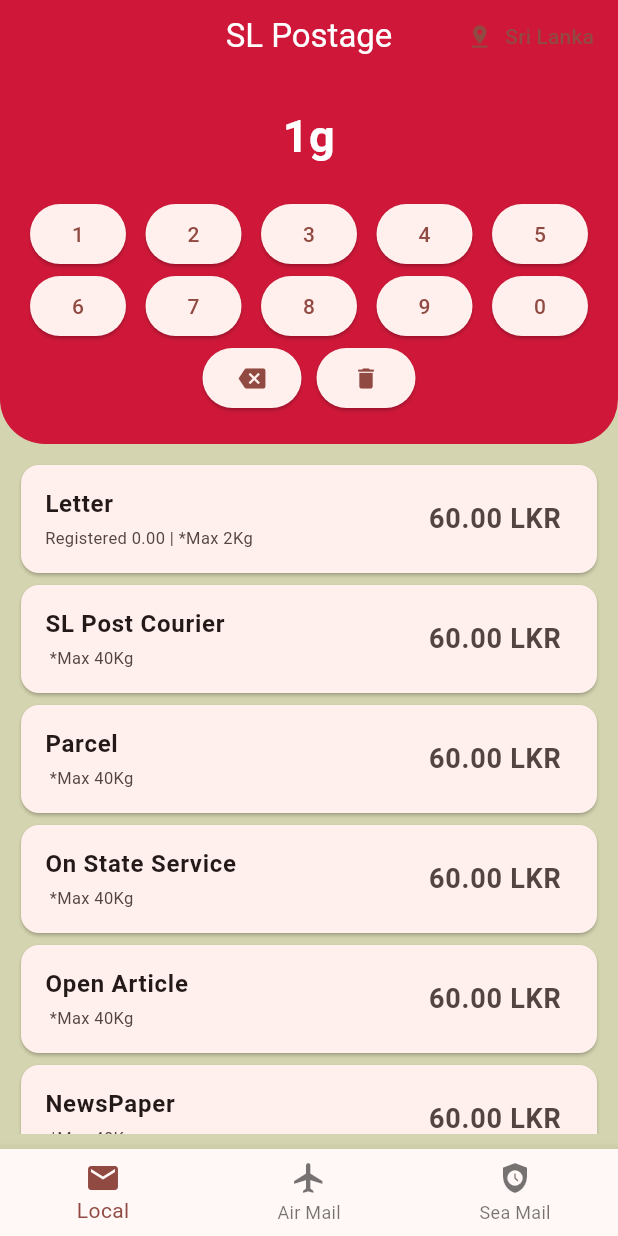
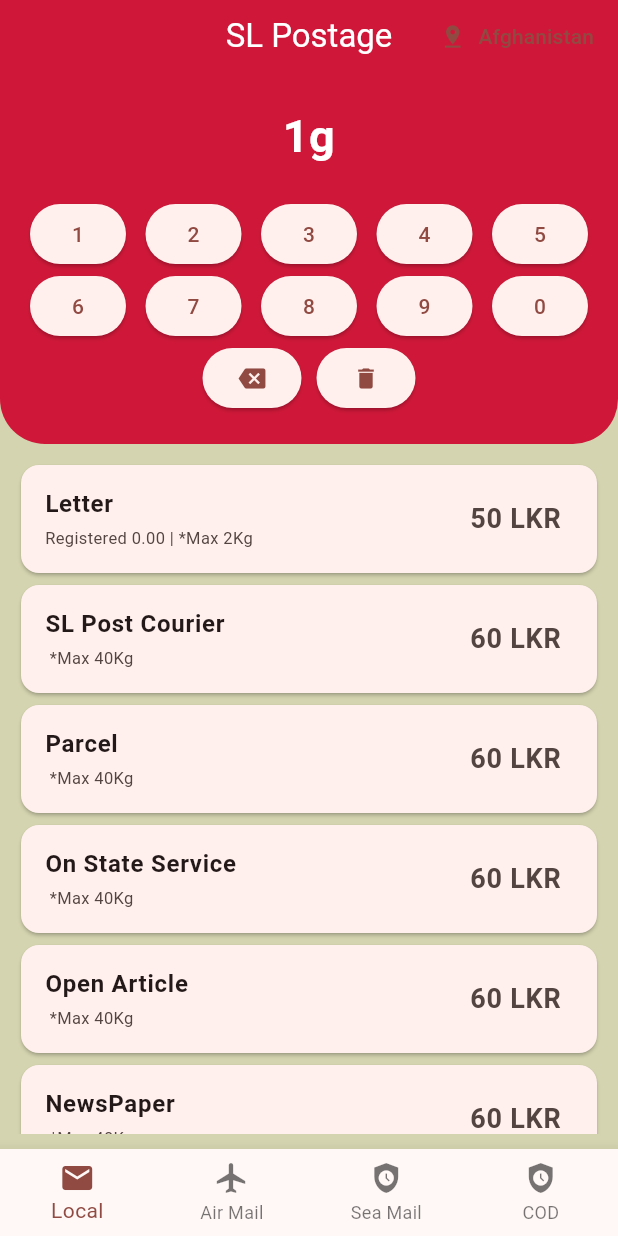
Before and after one commit to mzrikaz/sl-post-calculator, a Flutter app: the screen it shows after launch, after a tap on an icon or button, on a phone screen of 412 x 824 dp. Run offline on Flutter 3.47's test engine with Material 2 defaults, Android fonts, the phone set to English and light mode, and no system bars.

Commit message:
Local rate update

```diff
--- a/lib/data/countries.dart
+++ b/lib/data/countries.dart
@@ -1189,12 +1189,6 @@
   },
   {
     "properties": {
-      "name": "Sri Lanka",
-      "zone": 8,
-    },
-  },
-  {
-    "properties": {
       "name": "St. Christopher (St. Kitts) & Nevis",
       "zone": 7,
     },
--- /dev/null
+++ b/lib/data/local_rates.dart
@@ -0,0 +1,30 @@
+int getLocalRate(int weight) {
+  Map<String, dynamic> localRates = {
+    "name": "Letter",
+    "registered": 60,
+    "max": 2000,
+    "base_weight": 20,
+    "base_rate": 50,
+  };
+  int price = 0;
+
+  if (weight <= 20 && weight > 0) {
+    price = localRates["base_rate"];
+  } else if (weight > localRates["base_weight"] && weight <= 100) {
+    price = localRates["base_rate"];
+    int additionalWeight = int.parse("${weight - localRates["base_weight"]}");
+    price += (additionalWeight / 10).ceil() * 10;
+  } else if (weight > 100 && weight <= 1000) {
+    price += 130; // Add base rate for this price range to 130
+    int additionalWeight = int.parse("${weight - 100}");
+    // Here 50 is how much difference of grams between every price
+    // 20 means how much rupee per 50 gram
+    price += (additionalWeight / 50).ceil() * 20;
+  } else if (weight > 1000 && weight <= 2000) {
+    price += 490; // Add base rate for this price range to 520
+    int additionalWeight = int.parse("${weight - 1000}");
+    price += (additionalWeight / 250).ceil() * 30;
+  }
+
+  return price;
+}
--- a/lib/data/zones.dart
+++ b/lib/data/zones.dart
@@ -12,7 +12,7 @@
       "printed": [105, 35, 20, 10, 2000],
       "post_card": [70, 0, 0, 0, 0],
       "aerogrammes": [70, 0, 0, 0, 0],
-      "u_packets": [240, 170, 50, 2000],
+      "u_packets": [240, 170, 50, 50, 2000],
     },
   },
   {
@@ -22,7 +22,7 @@
       "printed": [115, 40, 20, 10, 2000],
       "post_card": [70, 0, 0, 0, 0],
       "aerogrammes": [70, 0, 0, 0, 0],
-      "u_packets": [260, 195, 50, 2000],
+      "u_packets": [260, 195, 50, 50, 2000],
     },
   },
   {
@@ -32,7 +32,7 @@
       "printed": [120, 40, 20, 10, 2000],
       "post_card": [70, 0, 0, 0, 0],
       "aerogrammes": [70, 0, 0, 0, 0],
-      "u_packets": [280, 215, 50, 2000],
+      "u_packets": [280, 215, 50, 50, 2000],
     },
   },
   {
@@ -42,7 +42,7 @@
       "printed": [130, 45, 20, 10, 2000],
       "post_card": [70, 0, 0, 0, 0],
       "aerogrammes": [70, 0, 0, 0, 0],
-      "u_packets": [300, 240, 50, 2000],
+      "u_packets": [300, 240, 50, 50, 2000],
     },
   },
   {
@@ -52,7 +52,7 @@
       "printed": [140, 50, 20, 10, 2000],
       "post_card": [70, 0, 0, 0, 0],
       "aerogrammes": [70, 0, 0, 0, 0],
-      "u_packets": [330, 260, 50, 2000],
+      "u_packets": [330, 260, 50, 50, 2000],
     },
   },
   {
@@ -62,7 +62,7 @@
       "printed": [150, 55, 20, 10, 2000],
       "post_card": [70, 0, 0, 0, 0],
       "aerogrammes": [70, 0, 0, 0, 0],
-      "u_packets": [350, 285, 50, 2000],
+      "u_packets": [350, 285, 50, 50, 2000],
     },
   },
   {
@@ -72,7 +72,7 @@
       "printed": [160, 60, 20, 10, 2000],
       "post_card": [70, 0, 0, 0, 0],
       "aerogrammes": [70, 0, 0, 0, 0],
-      "u_packets": [380, 310, 50, 2000],
+      "u_packets": [380, 310, 50, 50, 2000],
     },
   },
   {
@@ -82,7 +82,7 @@
       "printed": [205, 85, 20, 10, 2000],
       "post_card": [70, 0, 0, 0, 0],
       "aerogrammes": [70, 0, 0, 0, 0],
-      "u_packets": [480, 420, 50, 2000],
+      "u_packets": [480, 420, 50, 50, 2000],
     },
   },
   {
@@ -92,7 +92,7 @@
       "printed": [205, 85, 20, 10, 2000],
       "post_card": [70, 0, 0, 0, 0],
       "aerogrammes": [70, 0, 0, 0, 0],
-      "u_packets": [480, 420, 50, 2000],
+      "u_packets": [480, 420, 50, 50, 2000],
     },
   },
 ];
--- a/lib/main.dart
+++ b/lib/main.dart
@@ -1,7 +1,6 @@
 import 'package:flutter/material.dart';
 import 'package:flutter/services.dart';
 import 'package:provider/provider.dart';
-import 'package:sl_post_air_mail_calculator/providers/rate_provider.dart';
 
 import 'screens/home_page.dart';
 import 'providers/country_provider.dart';
@@ -23,10 +22,6 @@
           create: (context) => CountryProvider()..loadCountries(),
           lazy: true,
         ),
-        ChangeNotifierProvider(
-          create: (context) => RateProvider(),
-          lazy: true,
-        ),
       ],
       child: MaterialApp(
         theme: ThemeData(
--- a/lib/providers/country_provider.dart
+++ b/lib/providers/country_provider.dart
@@ -1,4 +1,6 @@
 import 'package:flutter/foundation.dart';
+import 'package:sl_post_air_mail_calculator/data/local_rates.dart';
+import 'package:sl_post_air_mail_calculator/data/zones.dart';
 
 import '../data/countries.dart';
 import '../models/country.dart';
@@ -6,6 +8,17 @@
 class CountryProvider extends ChangeNotifier {
   late int _selected;
   final List<Country> _countries = [];
+  int _weight = 0;
+
+  Map<String, dynamic> _localMail = {
+    "letter": 0,
+  };
+
+  Map<String, dynamic> _airMail = {
+    "letter": 0,
+    "u_packets": 0,
+    "printed": 0,
+  };
 
   int get selectedCountry {
     return _selected;
@@ -15,9 +28,17 @@
     return [..._countries];
   }
 
+  Map<String, dynamic> get localMail {
+    return _localMail;
+  }
+
+  Map<String, dynamic> get airMail {
+    return _airMail;
+  }
+
   void changeSelection(String name) {
     _selected = _countries.indexWhere((element) => element.name == name);
-    notifyListeners();
+    calculate(_weight);
   }
 
   void loadCountries() {
@@ -26,16 +47,67 @@
       _countries.add(Country.fromJson(element));
     });
 
-    _selected = _countries.indexWhere(
-      (element) => element.name == "Sri Lanka",
-    );
+    _selected = 0;
     notifyListeners();
   }
 
   List<Country> searchCountry(String keyword) {
+    calculate(98);
     return _countries
         .where((element) =>
             element.name.toLowerCase().startsWith(keyword.toLowerCase()))
         .toList();
   }
+
+  void calculate(int weight) {
+    _weight = weight;
+    final zone = zones[_countries[_selected].zone];
+    print("jo");
+
+    _localMail = {
+      "letter": getLocalRate(weight),
+    };
+
+    _airMail = {
+      "letter": getRate(
+        weight,
+        zone["airmail_rates"]["letters"][0],
+        zone["airmail_rates"]["letters"][1],
+        zone["airmail_rates"]["letters"][2],
+        zone["airmail_rates"]["letters"][3],
+        zone["airmail_rates"]["letters"][4],
+      ),
+      "u_packets": getRate(
+        weight,
+        zone["airmail_rates"]["u_packets"][0],
+        zone["airmail_rates"]["u_packets"][1],
+        zone["airmail_rates"]["u_packets"][2],
+        zone["airmail_rates"]["u_packets"][3],
+        zone["airmail_rates"]["u_packets"][4],
+      ),
+      "printed": getRate(
+        weight,
+        zone["airmail_rates"]["printed"][0],
+        zone["airmail_rates"]["printed"][1],
+        zone["airmail_rates"]["printed"][2],
+        zone["airmail_rates"]["printed"][3],
+        zone["airmail_rates"]["printed"][4],
+      ),
+    };
+
+    notifyListeners();
+  }
+
+  int getRate(int weight, int basePrice, int additionaPrice, int baseWeight,
+      int additionalWeight, int max) {
+    if (weight <= 0 || weight > max) {
+      return 0;
+    } else if (weight <= baseWeight) {
+      return basePrice;
+    } else {
+      int newWeight = weight - baseWeight;
+      int newWeightTime = (newWeight / additionalWeight).ceil();
+      return basePrice + (newWeightTime * additionaPrice);
+    }
+  }
 }
--- a/lib/providers/rate_provider.dart
+++ /dev/null
@@ -1,3 +0,0 @@
-import 'package:flutter/foundation.dart';
-
-class RateProvider extends ChangeNotifier {}
--- /dev/null
+++ b/lib/screens/cod.dart
@@ -0,0 +1,35 @@
+import 'package:flutter/material.dart';
+import 'package:sl_post_air_mail_calculator/widgets/postage_tile.dart';
+
+class Cod extends StatelessWidget {
+  const Cod({
+    super.key,
+  });
+
+  @override
+  Widget build(BuildContext context) {
+    return ListView(
+      children: [
+        PostageTile(
+          name: "Letter",
+          subtitle: "Registered 110.00 | *Max 2Kg",
+          price: 60,
+          maxWeight: 2,
+          registered: "Registered 0.00",
+        ),
+        PostageTile(
+          name: "Printed",
+          subtitle: "Registered 110.00",
+          price: 60,
+          maxWeight: 40,
+        ),
+        PostageTile(
+          name: "Small Packet",
+          subtitle: "Registered 110.00",
+          price: 60,
+          maxWeight: 40,
+        ),
+      ],
+    );
+  }
+}
--- a/lib/screens/home_page.dart
+++ b/lib/screens/home_page.dart
@@ -1,4 +1,5 @@
 import 'package:flutter/material.dart';
+import 'package:sl_post_air_mail_calculator/screens/cod.dart';
 
 import '../widgets/country_selector.dart';
 import '../widgets/number_pad.dart';
@@ -47,6 +48,7 @@
       ),
       extendBodyBehindAppBar: true,
       bottomNavigationBar: BottomNavigationBar(
+        type: BottomNavigationBarType.fixed,
         currentIndex: _selectedIndex,
         onTap: _changeIndex,
         items: [
@@ -64,6 +66,10 @@
             icon: Icon(Icons.safety_check),
             label: "Sea Mail",
           ),
+          BottomNavigationBarItem(
+            icon: Icon(Icons.safety_check),
+            label: "COD",
+          ),
         ],
       ),
       body: Container(
@@ -78,6 +84,7 @@
             LocalMail(),
             AirMail(),
             SeaMail(),
+            Cod(),
           ],
         ),
       ),
--- a/lib/screens/pages/air_mail.dart
+++ b/lib/screens/pages/air_mail.dart
@@ -1,4 +1,6 @@
 import 'package:flutter/material.dart';
+import 'package:provider/provider.dart';
+import 'package:sl_post_air_mail_calculator/providers/country_provider.dart';
 import 'package:sl_post_air_mail_calculator/widgets/postage_tile.dart';
 
 class AirMail extends StatelessWidget {
@@ -8,19 +10,20 @@
 
   @override
   Widget build(BuildContext context) {
+    return Consumer<CountryProvider>(builder: (context, provider, ch) {
       return ListView(
         children: [
           PostageTile(
             name: "Letter",
             subtitle: "Registered 110.00 | *Max 2Kg",
-          price: 60,
+            price: provider.airMail['letter'],
             maxWeight: 2,
             registered: "Registered 0.00",
           ),
           PostageTile(
             name: "U Packet",
             subtitle: "Registered 110.00",
-          price: 60,
+            price: provider.airMail['u_packets'],
             maxWeight: 40,
           ),
           PostageTile(
@@ -32,7 +35,7 @@
           PostageTile(
             name: "Printed Matters",
             subtitle: "Registered 110.00",
-          price: 60,
+            price: provider.airMail['printed'],
             maxWeight: 40,
           ),
           PostageTile(
@@ -43,5 +46,6 @@
           ),
         ],
       );
+    });
   }
 }
--- a/lib/screens/pages/local_mail.dart
+++ b/lib/screens/pages/local_mail.dart
@@ -1,4 +1,6 @@
 import 'package:flutter/material.dart';
+import 'package:provider/provider.dart';
+import 'package:sl_post_air_mail_calculator/providers/country_provider.dart';
 import 'package:sl_post_air_mail_calculator/widgets/postage_tile.dart';
 
 class LocalMail extends StatelessWidget {
@@ -8,12 +10,13 @@
 
   @override
   Widget build(BuildContext context) {
+    return Consumer<CountryProvider>(builder: (context, provider, ch) {
       return ListView(
         children: [
           PostageTile(
             name: "Letter",
             subtitle: "Registered 110.00 | *Max 2Kg",
-          price: 60,
+            price: provider.localMail['letter'],
             maxWeight: 2,
             registered: "Registered 0.00",
           ),
@@ -55,5 +58,6 @@
           ),
         ],
       );
+    });
   }
 }
--- a/lib/widgets/number_pad.dart
+++ b/lib/widgets/number_pad.dart
@@ -1,4 +1,6 @@
 import 'package:flutter/material.dart';
+import 'package:provider/provider.dart';
+import 'package:sl_post_air_mail_calculator/providers/country_provider.dart';
 
 class NumberPad extends StatefulWidget {
   const NumberPad({
@@ -14,14 +16,14 @@
 
   void addDigit(String digit) {
     setState(() {
-      if (_initialValue.length <= 7) {
+      if (_initialValue.length <= 4) {
         if (_initialValue == "0") {
           _initialValue = digit;
         } else {
           _initialValue += digit;
         }
+        calculate(int.parse(_initialValue));
       }
-      print(_initialValue);
     });
   }
 
@@ -32,7 +34,14 @@
       } else {
         _initialValue = _initialValue.substring(0, _initialValue.length - 1);
       }
+
+      calculate(int.parse(_initialValue));
     });
+  }
+
+  void calculate(int weight) {
+    final provider = Provider.of<CountryProvider>(context, listen: false);
+    provider.calculate(weight);
   }
 
   void clear() {
--- a/lib/widgets/postage_tile.dart
+++ b/lib/widgets/postage_tile.dart
@@ -10,7 +10,7 @@
   });
   final String name, subtitle, registered;
   final int maxWeight;
-  final double price;
+  final int price;
 
   @override
   Widget build(BuildContext context) {
@@ -25,7 +25,7 @@
           style: TextStyle(fontSize: 11),
         ),
         trailing: Text(
-          "${price.toStringAsFixed(2)} LKR",
+          "$price LKR",
           style: TextStyle(fontWeight: FontWeight.bold, fontSize: 18),
         ),
       ),
```
Also changed, not shown: 1 other file. Lines whose indentation alone changed are shown as unchanged.
